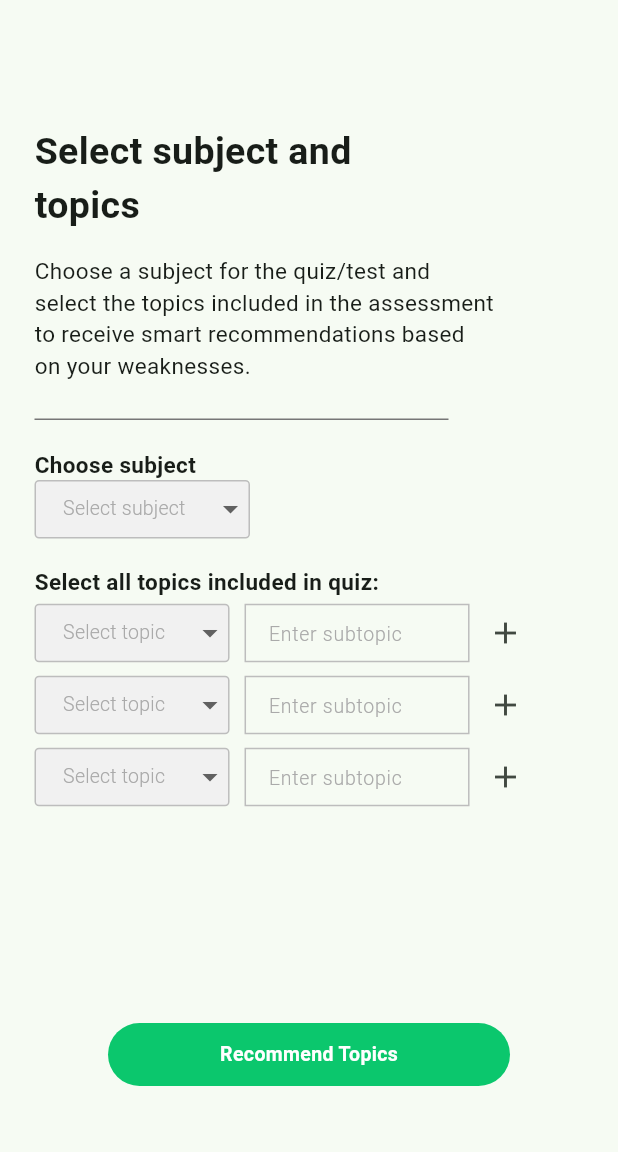
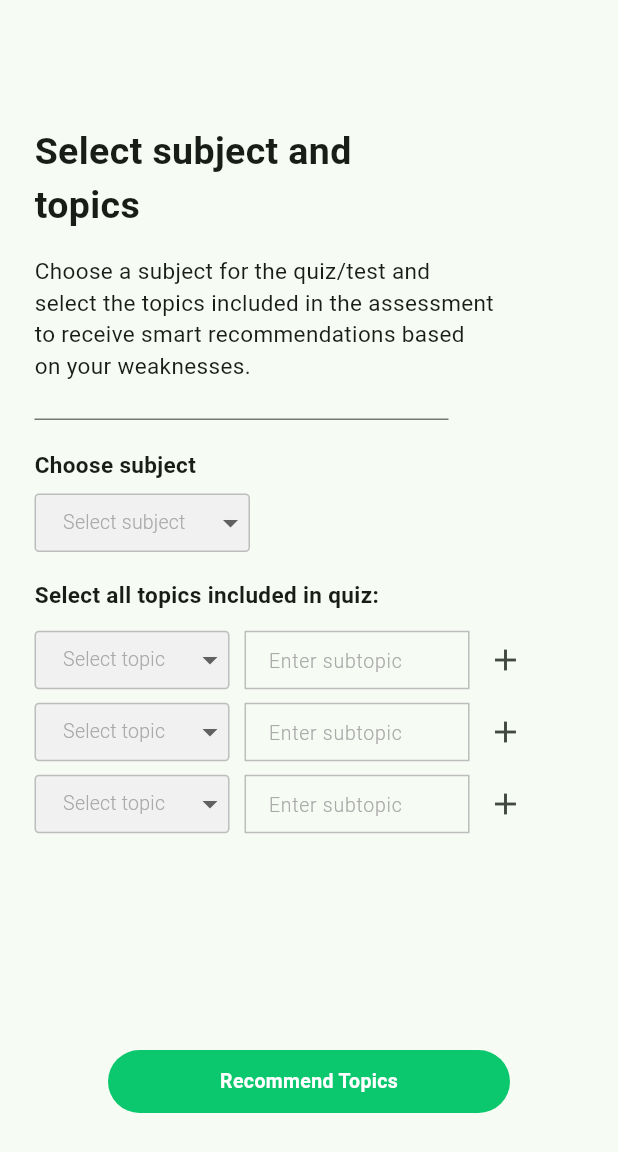
Before and after one commit to imranahmad2k1/spa-app, a Flutter app: the SelectSubjectTopicsView screen opened by its route, on a phone screen of 412 x 824 dp. Shown: the top 1152 px of the screen. Run offline on Flutter 3.47's test engine with Material 2 defaults, Android fonts, the phone set to English and light mode, and no system bars; our stand-ins replace carousel_slider.

Commit message:
minor fixes

```diff
--- a/lib/views/quiz/select_subject_topics_view.dart
+++ b/lib/views/quiz/select_subject_topics_view.dart
@@ -53,6 +53,7 @@ class _SelectSubjectTopicsViewState extends State<SelectSubjectTopicsView> {
                 fontWeight: FontWeight.bold,
               ),
             ),
+            const SizedBox(height: 9),
             Container(
               decoration: BoxDecoration(
                 border: Border.all(color: const Color(borderColor)),
@@ -96,6 +97,7 @@ class _SelectSubjectTopicsViewState extends State<SelectSubjectTopicsView> {
                 fontWeight: FontWeight.bold,
               ),
             ),
+            const SizedBox(height: 9),
             const CustomTopicDropdown(),
             const CustomTopicDropdown(),
             const CustomTopicDropdown(),
```
